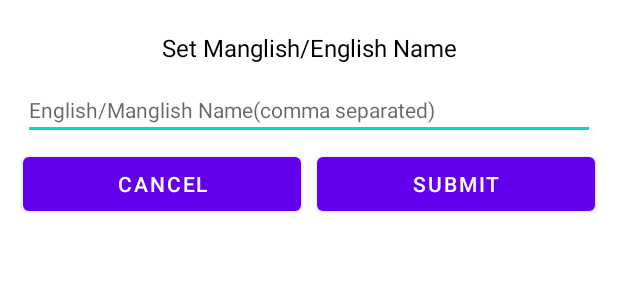
After one commit to mshafeeqkn/Shopee, an Android app: the layout custom_layout.xml on its own in the app's theme, with its tools: preview values and no code run, on a phone screen of 412 x 824 dp. The commit adds this screen. Shown: the top 300 px of the screen. Run offline under Robolectric (Android 15) with nearby library versions, the phone set to English and light mode, and no system bars.

Commit message:
Added manglish dialog

```diff
--- a/app/src/main/java/com/shafeeq/shopee/utils/Models.kt
+++ b/app/src/main/java/com/shafeeq/shopee/utils/Models.kt
@@ -9,6 +9,7 @@ const val SECT = 1
 
 data class ShopItem(
     var name: String = "",
+    var maglish: String = "",
     var type: Int = ITEM,
     var id: String = "",
     var checked: Boolean = false,
--- /dev/null
+++ b/app/src/main/res/layout/custom_layout.xml
@@ -0,0 +1,50 @@
+<?xml version="1.0" encoding="utf-8"?>
+<androidx.constraintlayout.widget.ConstraintLayout xmlns:android="http://schemas.android.com/apk/res/android"
+    android:layout_width="match_parent"
+    android:layout_height="wrap_content"
+    xmlns:app="http://schemas.android.com/apk/res-auto"
+    android:background="@color/white"
+    android:padding="10dp">
+
+    <TextView
+        android:layout_width="match_parent"
+        android:layout_height="wrap_content"
+        android:id="@+id/body"
+        android:text="Set Manglish/English Name"
+        android:layout_margin="5dp"
+        android:textAlignment="center"
+        android:textSize="16sp"
+        android:padding="5dp"
+        android:textColor="@color/black"
+        app:layout_constraintTop_toTopOf="parent"/>
+
+    <EditText
+        android:layout_width="match_parent"
+        android:layout_height="wrap_content"
+        app:layout_constraintTop_toBottomOf="@id/body"
+        android:layout_margin="5dp"
+        android:inputType="textCapWords"
+        android:hint="English/Manglish Name(comma separated)"
+        android:textSize="14sp"
+        android:id="@+id/text"/>
+
+    <Button
+        android:layout_width="0dp"
+        android:layout_height="wrap_content"
+        app:layout_constraintTop_toBottomOf="@id/text"
+        android:id="@+id/noBtn"
+        android:layout_margin="5dp"
+        android:text="Cancel"
+        app:layout_constraintEnd_toStartOf="@id/yesBtn"
+        app:layout_constraintStart_toStartOf="parent"/>
+
+    <Button
+        android:layout_width="0dp"
+        android:layout_height="wrap_content"
+        app:layout_constraintEnd_toEndOf="parent"
+        android:layout_margin="5dp"
+        android:text="Submit"
+        app:layout_constraintTop_toBottomOf="@id/text"
+        app:layout_constraintStart_toEndOf="@id/noBtn"
+        android:id="@+id/yesBtn"/>
+</androidx.constraintlayout.widget.ConstraintLayout>
```
Also changed, not shown: app/src/main/java/com/shafeeq/shopee/fragments/FullItemListFragment.kt (+34 -6 lines), app/src/main/res/drawable/ic_baseline_edit_24.xml (added, +10 -0 lines), app/src/main/res/layout/full_item_layout.xml (added, +24 -0 lines).
